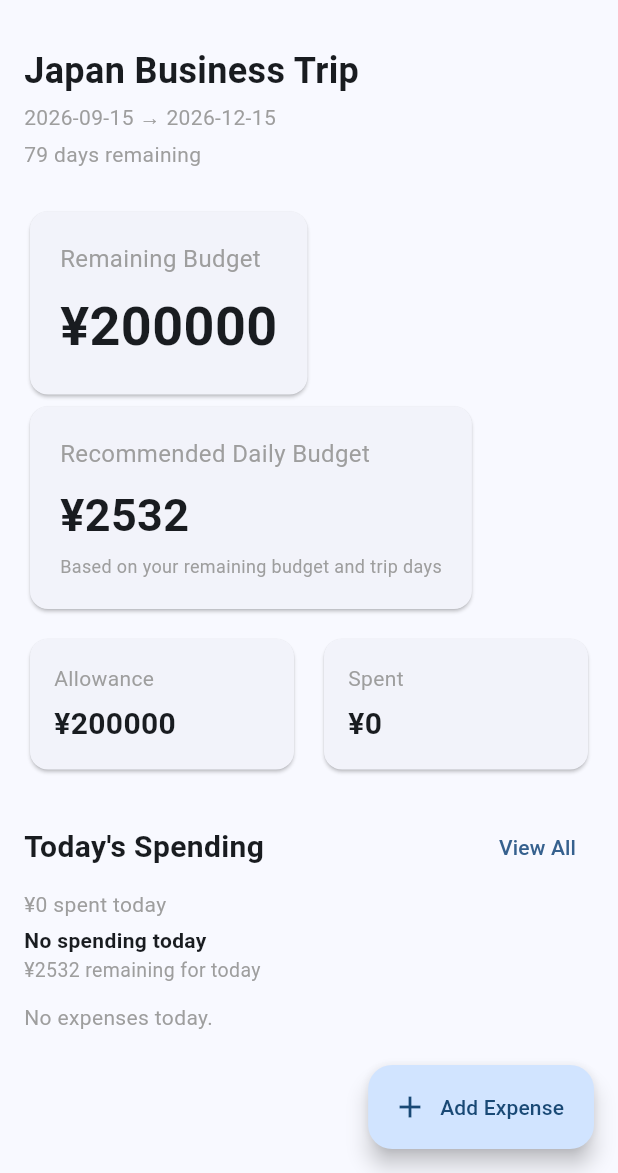
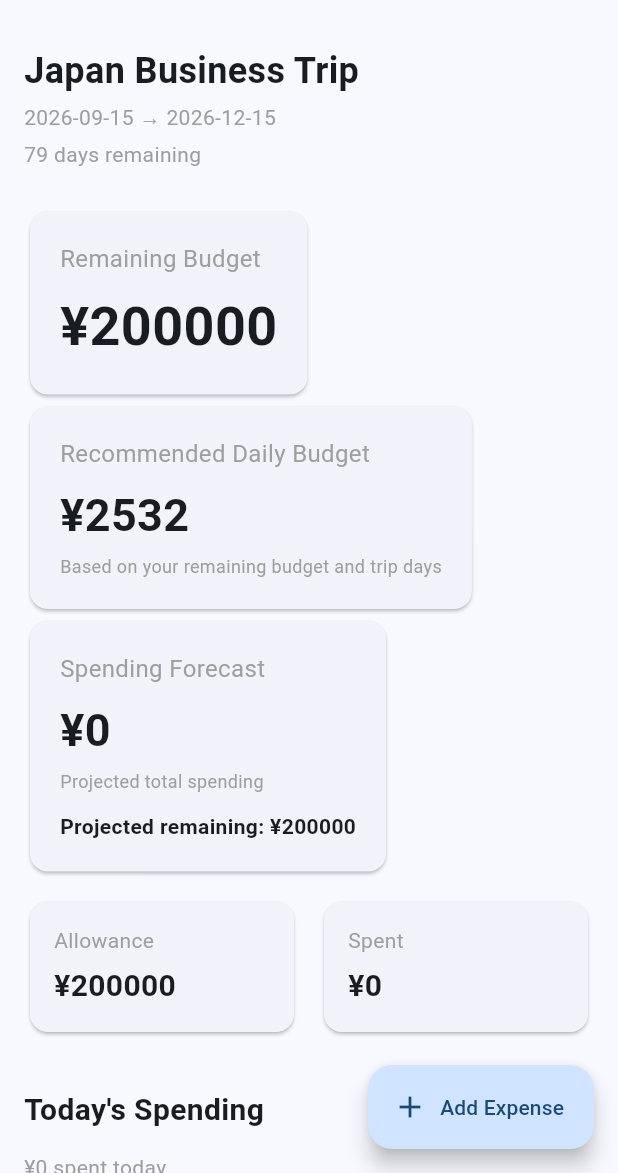
Before and after one commit to dodomozo/trip_budget, a Flutter app: the screen it shows after launch, on a phone screen of 412 x 824 dp, the part 63-1236 px from its top. Run offline on Flutter 3.47's test engine with Material 3 defaults, Android fonts, the phone set to English and light mode, and no system bars; our stand-ins replace shared_preferences.

Commit message:
feat: add spending forecast

```diff
--- a/lib/pages/budget_home_page.dart
+++ b/lib/pages/budget_home_page.dart
@@ -199,6 +199,28 @@ class _BudgetHomePageState extends State<BudgetHomePage> {
     return recommendedDailyBudget - todaysSpending;
   }
 
+  double get averageDailySpending {
+    if (totalSpent == 0) {
+      return 0;
+    }
+
+    final daysElapsed = trip.totalDays - remainingDays + 1;
+
+    if (daysElapsed <= 0) {
+      return 0;
+    }
+
+    return totalSpent / daysElapsed;
+  }
+
+  double get projectedTotalSpending {
+    return averageDailySpending * trip.totalDays;
+  }
+
+  double get projectedRemainingBudget {
+    return trip.allowance - projectedTotalSpending;
+  }
+
   String get dailyBudgetStatus {
     if (todaysSpending == 0) {
       return 'No spending today';
@@ -304,6 +326,40 @@ class _BudgetHomePageState extends State<BudgetHomePage> {
                 ),
               ),
             ),
+            Card(
+              child: Padding(
+                padding: const EdgeInsets.all(20),
+                child: Column(
+                  crossAxisAlignment: CrossAxisAlignment.start,
+                  children: [
+                    const Text(
+                      'Spending Forecast',
+                      style: TextStyle(fontSize: 16, color: Colors.grey),
+                    ),
+                    const SizedBox(height: 8),
+                    Text(
+                      '¥${projectedTotalSpending.toStringAsFixed(0)}',
+                      style: const TextStyle(
+                        fontSize: 30,
+                        fontWeight: FontWeight.bold,
+                      ),
+                    ),
+                    const SizedBox(height: 4),
+                    const Text(
+                      'Projected total spending',
+                      style: TextStyle(fontSize: 12, color: Colors.grey),
+                    ),
+                    const SizedBox(height: 12),
+                    Text(
+                      projectedRemainingBudget >= 0
+                          ? 'Projected remaining: ¥${projectedRemainingBudget.toStringAsFixed(0)}'
+                          : 'Projected over budget: ¥${projectedRemainingBudget.abs().toStringAsFixed(0)}',
+                      style: const TextStyle(fontWeight: FontWeight.w600),
+                    ),
+                  ],
+                ),
+              ),
+            ),
 
             const SizedBox(height: 12),
 
```
